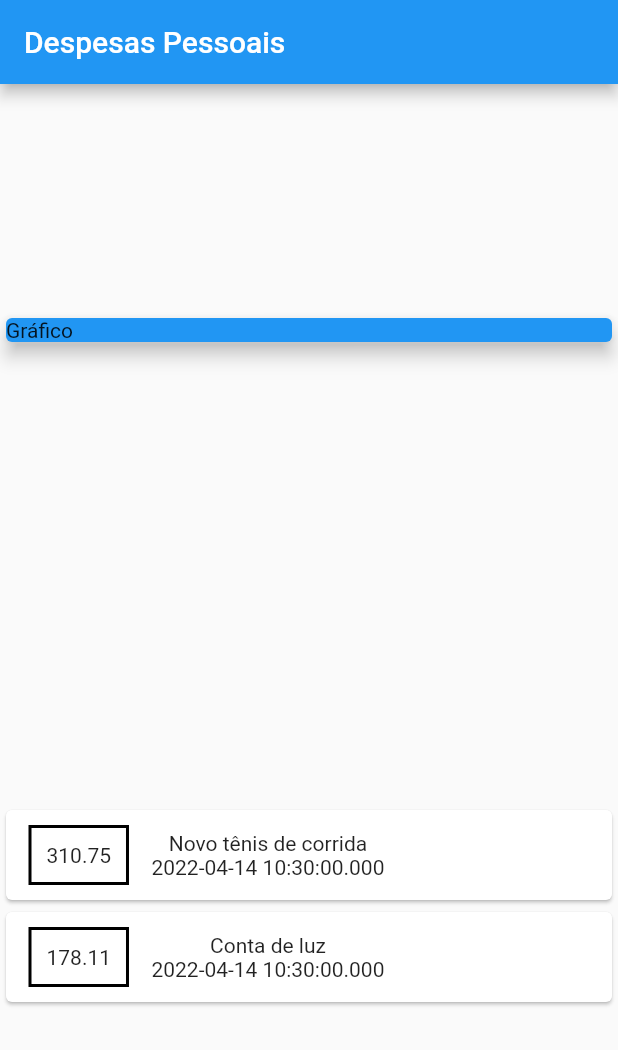
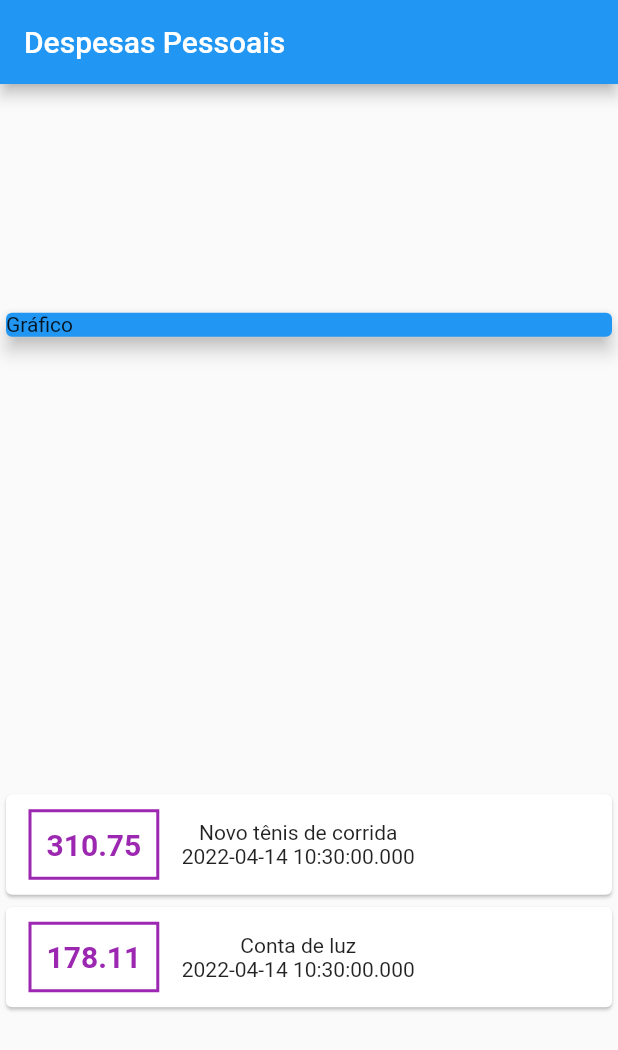
Before and after one commit to wagner-de-carvalho/expenses, a Flutter app: the screen it shows after launch, on a phone screen of 412 x 824 dp. Shown: the top 1050 px of the screen. Run offline on Flutter 3.47's test engine with Material 2 defaults, Android fonts, the phone set to English and light mode, and no system bars.

Commit message:
aplicando estilo no texto

```diff
--- a/lib/main.dart
+++ b/lib/main.dart
@@ -49,9 +49,15 @@ class MyHomePage extends StatelessWidget {
                         margin:
                             EdgeInsets.symmetric(horizontal: 15, vertical: 10),
                         decoration: BoxDecoration(
-                            border: Border.all(color: Colors.black, width: 2)),
+                            border: Border.all(color: Colors.purple, width: 2)),
                         padding: EdgeInsets.all(10),
-                        child: Text(tr.value.toString()),
+                        child: Text(
+                          tr.value.toString(),
+                          style: TextStyle(
+                              fontWeight: FontWeight.bold,
+                              fontSize: 20,
+                              color: Colors.purple),
+                        ),
                       ),
                       Column(
                         children: [Text(tr.title), Text(tr.date.toString())],
```
